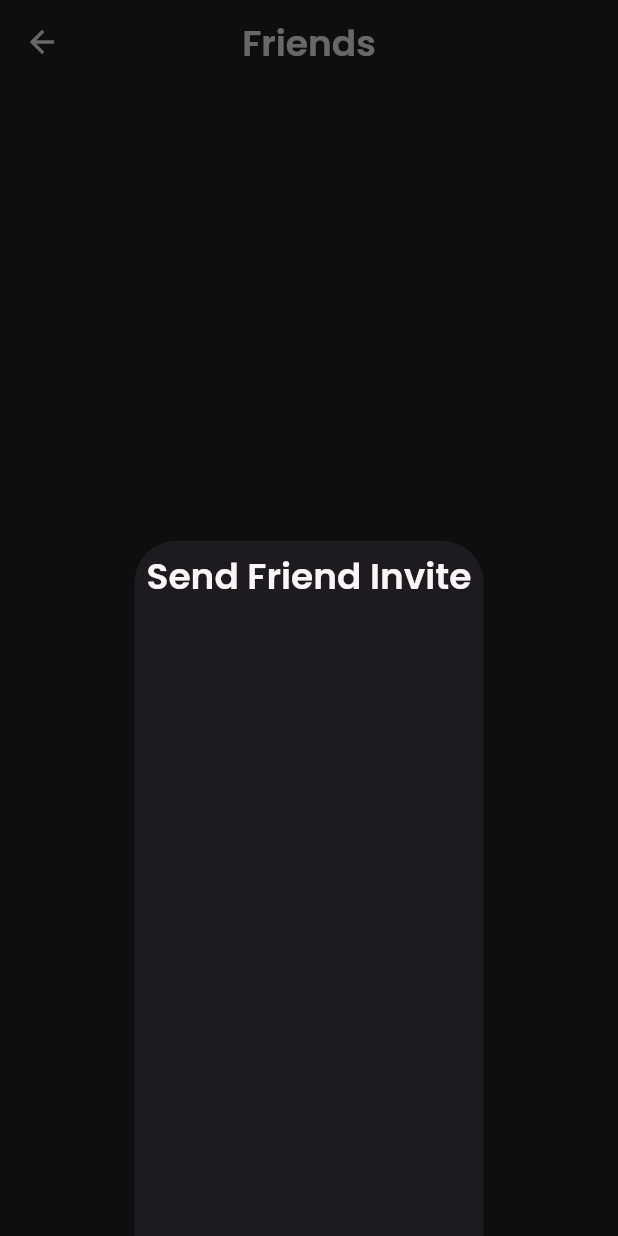
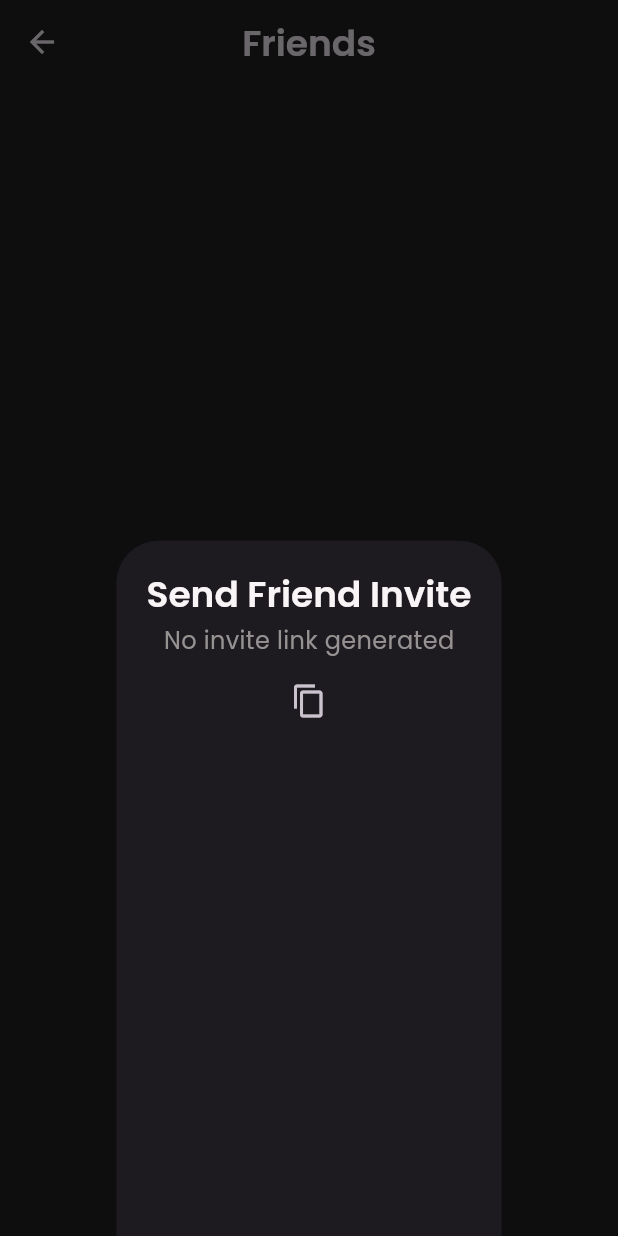
Before and after one commit to censop/back_to_us, a Flutter app: the FriendsScreen screen opened by its route, after a tap on "Send an invite link.", on a phone screen of 412 x 824 dp. Run offline on Flutter 3.47's test engine with Material 3 defaults, Android fonts, the phone set to English and light mode, and no system bars; our stand-ins replace cloud_firestore, firebase_auth, firebase_core, firebase_storage, image_picker, shared_preferences; accounts and stored records are empty.

Commit message:
friend invite logic implemented, link copying implemented

```diff
--- a/lib/Services/notifiers.dart
+++ b/lib/Services/notifiers.dart
@@ -1,6 +1,4 @@
-import 'package:back_to_us/Services/firebase_service.dart';
+
 import 'package:flutter/material.dart';
 
 ValueNotifier<bool> darkModeNotifier = ValueNotifier(true);
-
-ValueNotifier<String?> profilePicNotifier = ValueNotifier(FirebaseService.currentUser?.profilePic);
--- a/lib/screens/friends_screen.dart
+++ b/lib/screens/friends_screen.dart
@@ -19,10 +19,12 @@ class _FriendsScreenState extends State<FriendsScreen> {
       body: Center(
         child: TextButton(
           onPressed: () {
+            BuildContext rootContext = context;
+
             showModalBottomSheet(
-              context: context,
+              context: rootContext,
               builder: (context) {
-                return FriendInviteSheet();
+                return FriendInviteSheet(rootContext: rootContext,);
               }
             );
           },
--- a/lib/widgets/friend_invite_sheet.dart
+++ b/lib/widgets/friend_invite_sheet.dart
@@ -1,17 +1,28 @@
+import 'package:back_to_us/Services/firebase_service.dart';
+import 'package:back_to_us/Widgets/custom_snackbar.dart';
+
 import 'package:flutter/material.dart';
+import 'package:flutter/services.dart';
 
 class FriendInviteSheet extends StatefulWidget {
-  const FriendInviteSheet({super.key});
+  const FriendInviteSheet({
+    super.key,
+    required this.rootContext,
+  });
+
+  final BuildContext rootContext;
 
   @override
   State<FriendInviteSheet> createState() => _FriendInviteSheetState();
 }
 
 class _FriendInviteSheetState extends State<FriendInviteSheet> {
+  String? inviteLink;
+
   @override
   Widget build(BuildContext context) {
     return Padding(
-      padding: EdgeInsets.all(8),
+      padding: EdgeInsets.all(20),
       child: Column(
         children: [
           Text(
@@ -21,6 +32,40 @@ class _FriendInviteSheetState extends State<FriendInviteSheet> {
             ),
             textAlign: TextAlign.center,
           ),
+          SizedBox(height:5),
+          FutureBuilder<String?>(
+            future: FirebaseService.createInviteLink(),
+            builder: (context, snapshot) {
+              if (snapshot.connectionState == ConnectionState.waiting) {
+                return const CircularProgressIndicator();
+              } else if (snapshot.hasError) {
+                return Text('Error: ${snapshot.error}');
+              } else if (snapshot.hasData) {
+                inviteLink = snapshot.data;
+                return Text(snapshot.data ?? 'No invite link generated');
+              } else {
+                return const Text('No invite link generated');
+              }
+            },
+          ),
+          SizedBox(height: 5,),
+          IconButton(
+            icon: Icon(Icons.copy),
+            onPressed: () async {
+              await Clipboard.setData(ClipboardData(text: inviteLink ?? ""));
+
+              Navigator.of(context).pop();
+
+              ScaffoldMessenger.of(
+                widget.rootContext
+                ).showSnackBar(
+                customSnackbar(
+                  content: Text("Friend invite link has been copied to clipboard."),
+                  backgroundColor: Theme.of(context).colorScheme.primary
+                )
+              );
+            },
+          )
         ],
       ),
     );
--- a/pubspec.yaml
+++ b/pubspec.yaml
@@ -41,6 +41,7 @@ dependencies:
   image_picker: ^1.1.2
   shared_preferences: ^2.5.3
   firebase_storage: ^12.4.10
+  uuid: ^4.5.1
 
 
 dev_dependencies:
```
Also changed, not shown: lib/Services/firebase_service.dart (+111 -7 lines), lib/screens/profile_screen.dart (+23 -5 lines), lib/widgets/custom_profile_picture_displayer.dart (+6 -7 lines), pubspec.lock.
